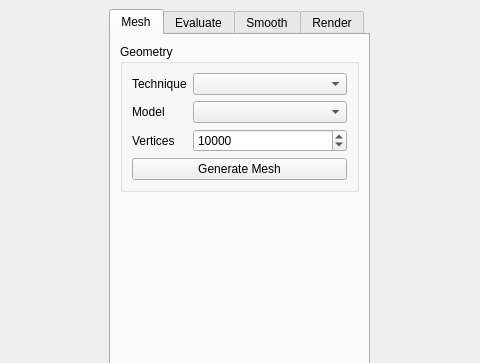
Qt form UserInterface/MainWindow.ui (wibus/GpuMesh) before a commit; both pictures show x 160 to 640 and y 0 to 363 of the 800 by 600 pixel window.
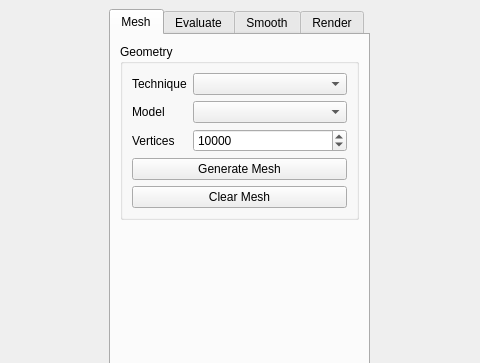
The same form after that commit.

The edit to the form file:
```diff
--- a/UserInterface/MainWindow.ui
+++ b/UserInterface/MainWindow.ui
@@ -96,6 +96,13 @@
              </property>
             </widget>
            </item>
+           <item row="4" column="0" colspan="2">
+            <widget class="QPushButton" name="clearMeshButton">
+             <property name="text">
+              <string>Clear Mesh</string>
+             </property>
+            </widget>
+           </item>
           </layout>
          </widget>
         </item>
```
